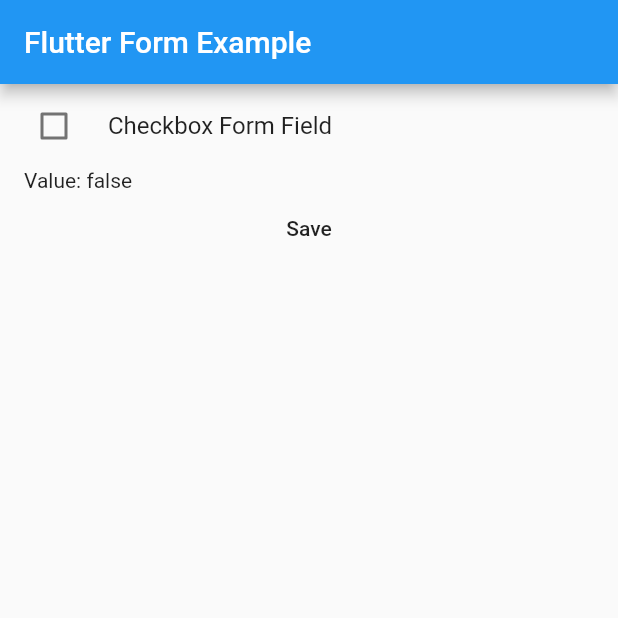
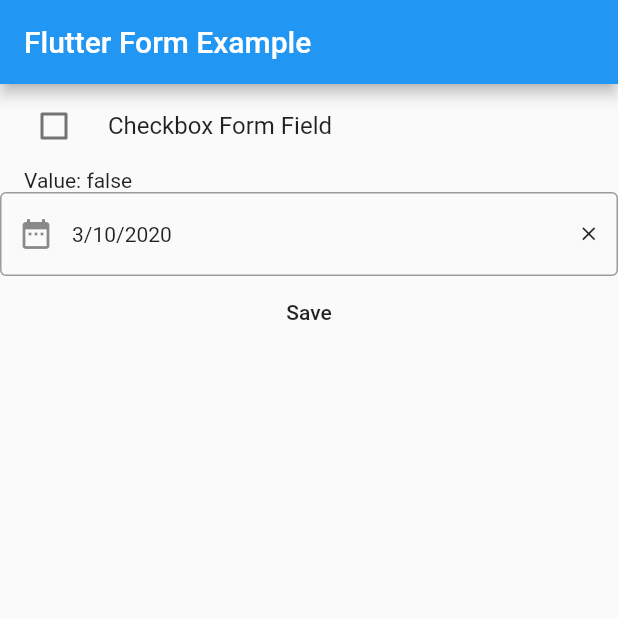
Before and after one commit to Authnull/Flutter-Form, a Flutter app: the screen it shows after launch, after a tap on "Save", on a phone screen of 412 x 824 dp, the top half of it. Run offline on Flutter 3.47's test engine with Material 2 defaults, Android fonts, the phone set to English and light mode, and no system bars.

Commit message:
add date picker

```diff
--- a/example/lib/main.dart
+++ b/example/lib/main.dart
@@ -12,6 +12,7 @@ class MyApp extends StatefulWidget {
 class _MyAppState extends State<MyApp> {
   Map<String, dynamic> _data = {
     "checkbox": false,
+    "datePicker": null,
   };
   final _formKey = GlobalKey<FormState>();
 
@@ -43,6 +44,20 @@ class _MyAppState extends State<MyApp> {
                       "Value: " + (this._data["checkbox"] ? "true" : "false"),
                     ),
                   ),
+                  DatePickerFormField(
+                    context: context,
+                    initialValue: DateTime.now(),
+                    validator: (DateTime dateTime) {
+                      if (dateTime == null) {
+                        return "Date Time Required";
+                      }
+                      return null;
+                    },
+                    onSaved: (DateTime dateTime) {
+                      print(dateTime);
+                      this._data["datePicker"] = dateTime;
+                    },
+                  )
                 ],
               ),
             ),
--- a/lib/flutter_form.dart
+++ b/lib/flutter_form.dart
@@ -1,3 +1,4 @@
 library flutter_form;
 
 export "./src/fields/checkbox.dart";
+export "./src/fields/date-picker.dart";
--- /dev/null
+++ b/lib/src/fields/date-picker.dart
@@ -0,0 +1,100 @@
+import 'dart:io';
+
+import 'package:flutter/cupertino.dart';
+import 'package:flutter/material.dart';
+
+class DatePickerFormField extends FormField<DateTime> {
+  DatePickerFormField({
+    @required BuildContext context,
+    String labelText,
+    FormFieldSetter<DateTime> onSaved,
+    FormFieldValidator<DateTime> validator,
+    Color activeColor,
+    Color checkColor,
+    bool dense = false,
+    DateTime initialValue,
+    DateTime firstDate,
+    DateTime lastDate,
+    bool autovalidate = false,
+    bool isThreeLine = false,
+  }) : super(
+          onSaved: onSaved,
+          validator: validator,
+          initialValue: initialValue,
+          autovalidate: autovalidate,
+          builder: (FormFieldState<DateTime> state) {
+            return InkWell(
+              child: InputDecorator(
+                isEmpty: state.value == null,
+                decoration: InputDecoration(
+                  labelText: labelText != null ? labelText : "",
+                  prefixIcon: Icon(Icons.date_range),
+                  border: OutlineInputBorder(
+                    borderSide: BorderSide(),
+                  ),
+                  errorText: state.errorText,
+                ),
+                child: Row(
+                  mainAxisAlignment: MainAxisAlignment.spaceBetween,
+                  children: <Widget>[
+                    Text(
+                      state.value != null
+                          ? "${state.value.month}/${state.value.day}/${state.value.year}"
+                          : "",
+                    ),
+                    state.value != null
+                        ? InkWell(
+                            onTap: (() {
+                              state.reset();
+                            }),
+                            child: Icon(
+                              Icons.clear,
+                              size: 15,
+                            ),
+                          )
+                        : Container(),
+                  ],
+                ),
+              ),
+              onTap: () async {
+                DateTime date;
+                DateTime initialDate =
+                    initialValue == null ? DateTime.now() : initialValue;
+                DateTime startDate = firstDate == null
+                    ? DateTime(DateTime.now().year - 1)
+                    : firstDate;
+                DateTime endDate = lastDate == null ? DateTime(2100) : lastDate;
+                if (Platform.isAndroid) {
+                  date = await showDatePicker(
+                      context: context,
+                      initialDate:
+                          state.value != null ? state.value : initialDate,
+                      firstDate: startDate,
+                      lastDate: endDate);
+                  if (date != null) {
+                    state.didChange(date);
+                    state.save();
+                  }
+                } else {
+                  showModalBottomSheet(
+                      context: context,
+                      builder: (BuildContext builder) {
+                        return Container(
+                          height: MediaQuery.of(context).size.height / 4,
+                          child: CupertinoDatePicker(
+                            mode: CupertinoDatePickerMode.date,
+                            onDateTimeChanged: (DateTime dateTime) =>
+                                state.didChange(dateTime),
+                            initialDateTime:
+                                state.value != null ? state.value : initialDate,
+                            minimumYear: startDate.year,
+                            maximumYear: endDate.year,
+                          ),
+                        );
+                      });
+                }
+              },
+            );
+          },
+        );
+}
```
